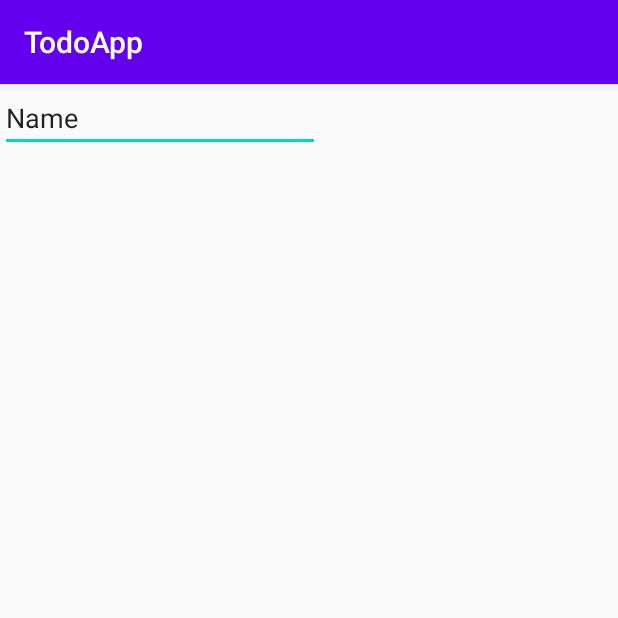
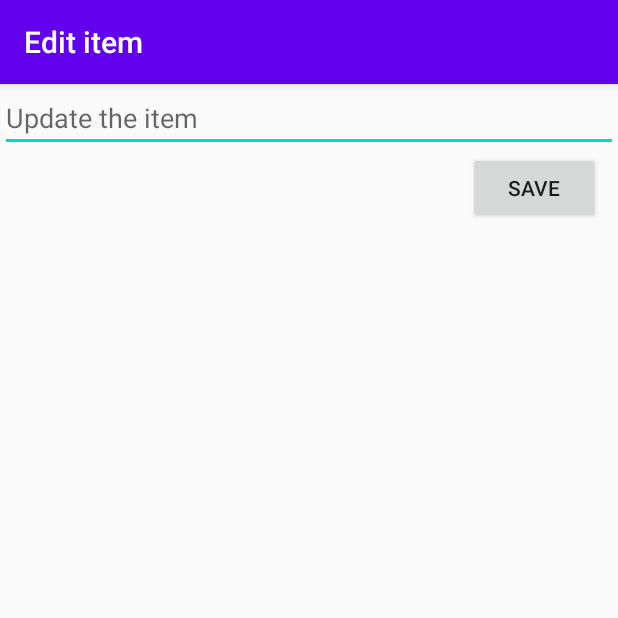
Before and after one commit to djken/Simple-Todo-App, an Android app: the EditActivity screen opened directly, with no data from a screen before it, on a phone screen of 412 x 824 dp, the top half of it. Run offline under Robolectric (Android 15) with nearby library versions, the phone set to English and light mode, and no system bars.

Commit message:
creating the edit

```diff
--- a/app/src/main/java/com/example/todoapp/EditActivity.java
+++ b/app/src/main/java/com/example/todoapp/EditActivity.java
@@ -2,13 +2,49 @@ package com.example.todoapp;
 
 import androidx.appcompat.app.AppCompatActivity;
 
+import android.content.Intent;
 import android.os.Bundle;
+import android.view.View;
+import android.widget.Button;
+import android.widget.EditText;
+
 
 public class EditActivity extends AppCompatActivity {
+
+    EditText editItem;
+    Button btnSave;
 
     @Override
     protected void onCreate(Bundle savedInstanceState) {
         super.onCreate(savedInstanceState);
         setContentView(R.layout.activity_edit);
+
+        editItem = findViewById(R.id.editItem);
+        btnSave = findViewById(R.id.btnSave);
+
+        getSupportActionBar().setTitle("Edit item");
+
+        editItem.setText(getIntent().getStringExtra(MainActivity.KEY_ITEM_TEXT));
+
+        // When the use done editing, they click the save button.
+        btnSave.setOnClickListener(new View.OnClickListener() {
+            @Override
+            public void onClick(View v) {
+                // Create an intent which will contain the results
+                Intent intent = new Intent();
+
+                // Pass the date (results from editing)
+                intent.putExtra(MainActivity.KEY_ITEM_TEXT, editItem.getText().toString());
+                intent.putExtra(MainActivity.KEY_ITEM_POSITION, getIntent().getExtras().getInt(MainActivity.KEY_ITEM_POSITION));
+
+                // Set the result of the intent
+                setResult(RESULT_OK, intent);
+
+                // Finish the activity, close the screen and go back
+                finish();
+
+            }
+        });
+
     }
 }
--- a/app/src/main/res/layout/activity_edit.xml
+++ b/app/src/main/res/layout/activity_edit.xml
@@ -1,5 +1,6 @@
 <?xml version="1.0" encoding="utf-8"?>
-<RelativeLayout xmlns:android="http://schemas.android.com/apk/res/android"
+<RelativeLayout
+    xmlns:android="http://schemas.android.com/apk/res/android"
     xmlns:app="http://schemas.android.com/apk/res-auto"
     xmlns:tools="http://schemas.android.com/tools"
     android:layout_width="match_parent"
@@ -7,10 +8,21 @@
     tools:context=".EditActivity">
 
     <EditText
-        android:id="@+id/edItem"
+        android:id="@+id/editItem"
+        android:layout_width="match_parent"
+        android:layout_height="wrap_content"
+        android:ems="10"
+        android:hint="Update the item" />
+
+    <Button
+        android:id="@+id/btnSave"
         android:layout_width="wrap_content"
         android:layout_height="wrap_content"
-        android:ems="10"
-        android:hint="Update the item"
-        android:text="Name" />
+        android:layout_below="@+id/editItem"
+        android:layout_alignParentEnd="true"
+        android:layout_alignParentRight="true"
+        android:layout_marginTop="0dp"
+        android:layout_marginEnd="12dp"
+        android:layout_marginRight="0dp"
+        android:text="Save" />
 </RelativeLayout>
--- /dev/null
+++ b/app/src/main/res/values/refs.xml
@@ -0,0 +1,2 @@
+<?xml version="1.0" encoding="utf-8"?>
+<resources></resources>
```
Also changed, not shown: app/src/main/java/com/example/todoapp/ItemsAdapter.java (+14 -1 lines), app/src/main/java/com/example/todoapp/MainActivity.java (+47 -1 lines).
